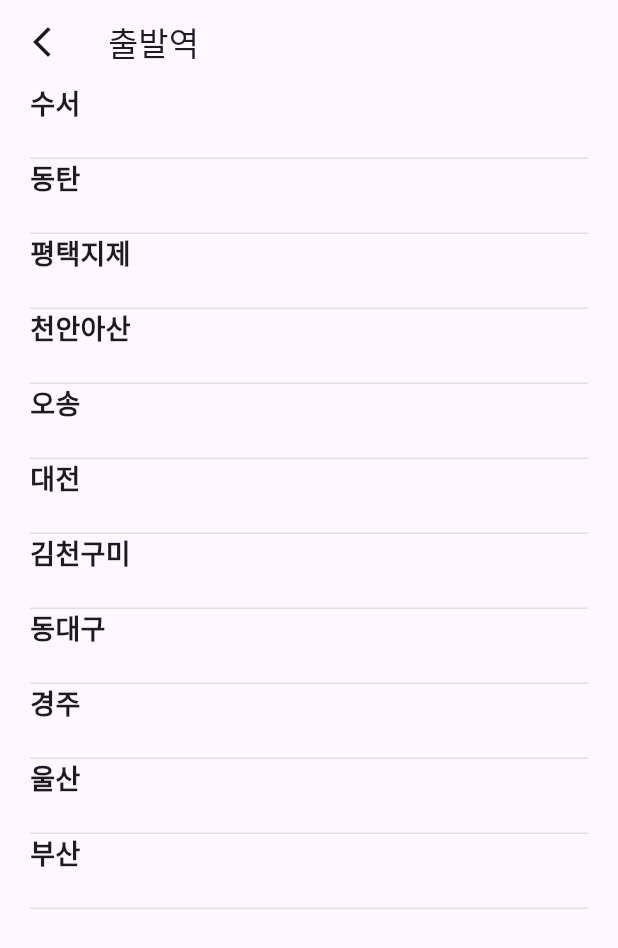
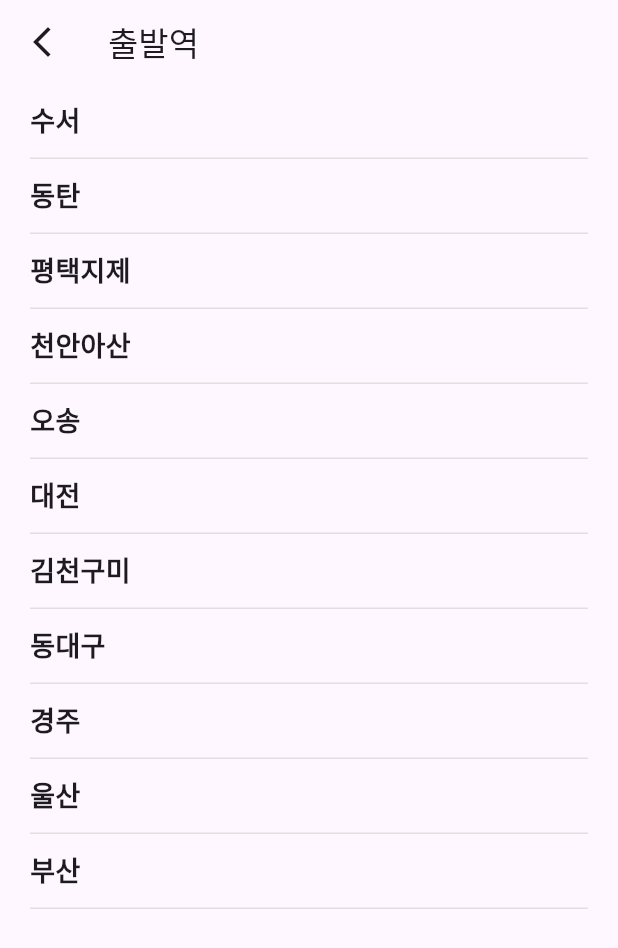
Before and after one commit to hippieperm/flutter_train_app, a Flutter app: the screen it shows after launch, on a phone screen of 412 x 824 dp. Shown: the top 948 px of the screen. Run offline on Flutter 3.47's test engine with Material 3 defaults, Android fonts, the phone set to English and light mode, and no system bars.

Commit message:
✨ StationListPage의 기차역 목록을 표시하는 방식 개선: 텍스트를 Column으로 감싸 정렬 및 배치 조정

```diff
--- a/lib/pages/station_list_page.dart
+++ b/lib/pages/station_list_page.dart
@@ -28,12 +28,18 @@ class StationListPage extends StatelessWidget {
                 ),
               ),
             ),
-            child: Text(
-              '${trainStations[index]}',
-              style: const TextStyle(
-                fontSize: 18,
-                fontWeight: FontWeight.bold,
-              ),
+            child: Column(
+              mainAxisAlignment: MainAxisAlignment.center,
+              crossAxisAlignment: CrossAxisAlignment.start,
+              children: [
+                Text(
+                  '${trainStations[index]}',
+                  style: const TextStyle(
+                    fontSize: 18,
+                    fontWeight: FontWeight.bold,
+                  ),
+                ),
+              ],
             ),
           ),
         ),
```
